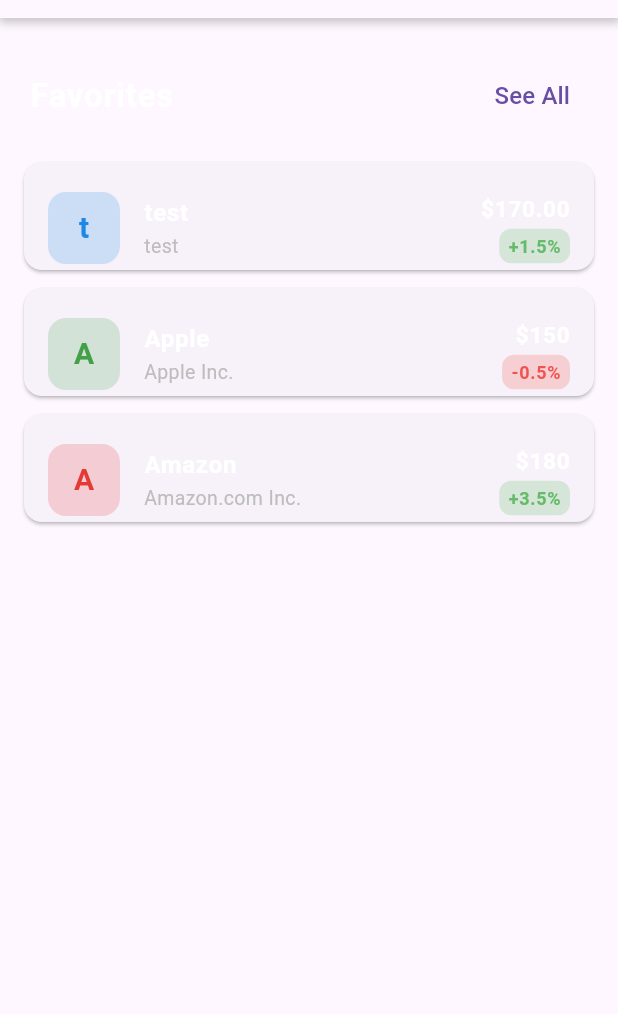
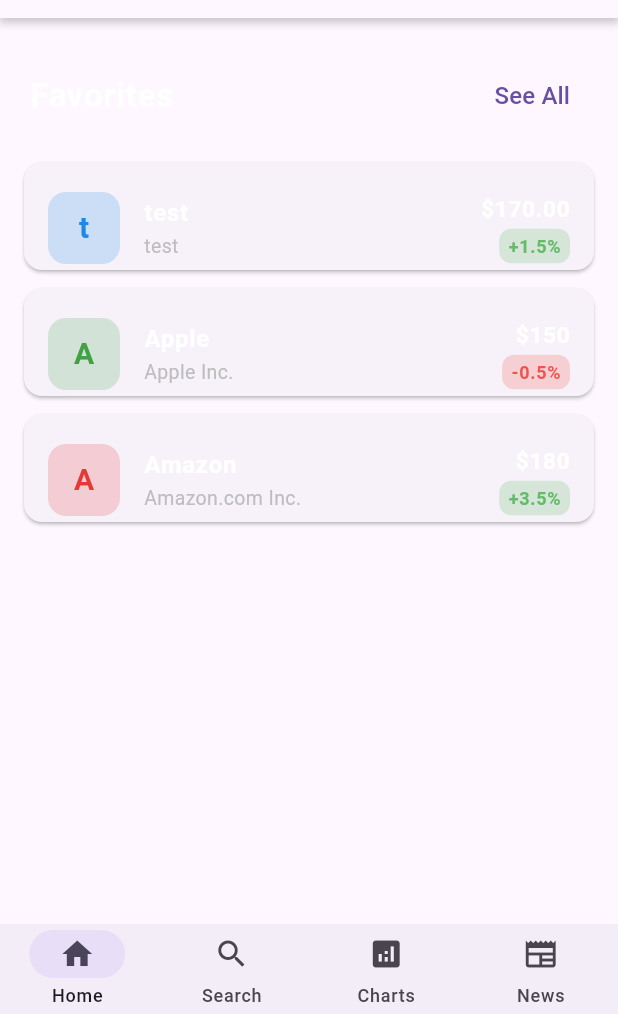
Before and after one commit to NyimaG/StockApp, a Flutter app: the StockHomePage screen opened directly, on a phone screen of 412 x 824 dp, the part 222-1236 px from its top. Run offline on Flutter 3.47's test engine with Material 3 defaults, Android fonts, the phone set to English and light mode, and no system bars; our stand-ins replace firebase_auth, firebase_core; accounts and stored records are empty.

Commit message:
Added navigation bar
Added navigation bar and added space between "cancel" button in register page

```diff
--- a/lib/homepage.dart
+++ b/lib/homepage.dart
@@ -1,6 +1,8 @@
 import 'package:flutter/material.dart';
+import 'package:stockapp/newsfeed.dart';
 //import 'package:stockapp/newsfeed.dart';
 import 'package:stockapp/register.dart';
+import 'package:stockapp/stockcharts.dart';
 //import 'package:stockapp/stockcharts.dart';
 //import 'package:stockapp/stocksearch.dart';
 import 'pages/search_page.dart';
@@ -42,6 +44,7 @@
 }
 
 class _StockHomePageState extends State<StockHomePage> {
+  int _selectedIndex = 0;
   final TextEditingController _searchController = TextEditingController();
   final List<Map<String, dynamic>> _favorites = [
     {
@@ -67,8 +70,64 @@
     },
   ];
 
+  void _onItemTapped(int index) {
+    setState(() {
+      _selectedIndex = index;
+    });
+  }
+
   @override
   Widget build(BuildContext context) {
+    return Scaffold(
+      body: SafeArea(
+        child: Stack(
+          children: [
+            IndexedStack(
+              index: _selectedIndex,
+              children: <Widget>[
+                _buildHomeContent(),
+                SearchPage(),
+                StockCharts(),
+                Newsfeed(),
+              ],
+            ),
+          ],
+        ),
+      ),
+      bottomNavigationBar: NavigationBar(
+        elevation: 10,
+        height: 60,
+        selectedIndex: _selectedIndex,
+        onDestinationSelected: _onItemTapped,
+        destinations: [
+          NavigationDestination(
+            icon: Icon(Icons.home),
+            selectedIcon: Icon(Icons.home),
+            label: 'Home',
+          ),
+          NavigationDestination(
+            icon: Icon(Icons.search),
+            selectedIcon: Icon(Icons.search_sharp),
+            label: 'Search',
+          ),
+          NavigationDestination(
+            icon: Icon(Icons.analytics),
+            selectedIcon: Icon(Icons.analytics_rounded),
+            label: 'Charts',
+          ),
+          NavigationDestination(
+            icon: Icon(Icons.newspaper),
+            selectedIcon: Icon(Icons.newspaper_sharp),
+            label: 'News',
+          ),
+        ],
+      ),
+    );
+  }
+
+  //@override
+  //Widget build(BuildContext context) {
+  Widget _buildHomeContent() {
     return Scaffold(
       appBar: AppBar(
         elevation: 0,
--- a/lib/register.dart
+++ b/lib/register.dart
@@ -199,6 +199,9 @@
                             shadowColor: Colors.white,
                           ),
                         ),
+                  SizedBox(
+                    height: 10,
+                  ),
                   ElevatedButton(
                     onPressed: () => Navigator.push(context,
                         MaterialPageRoute(builder: (context) => LoginPage())),
```
Also changed, not shown: lib/newsfeed.dart (added, +13 -0 lines), lib/stockcharts.dart (added, +13 -0 lines).
